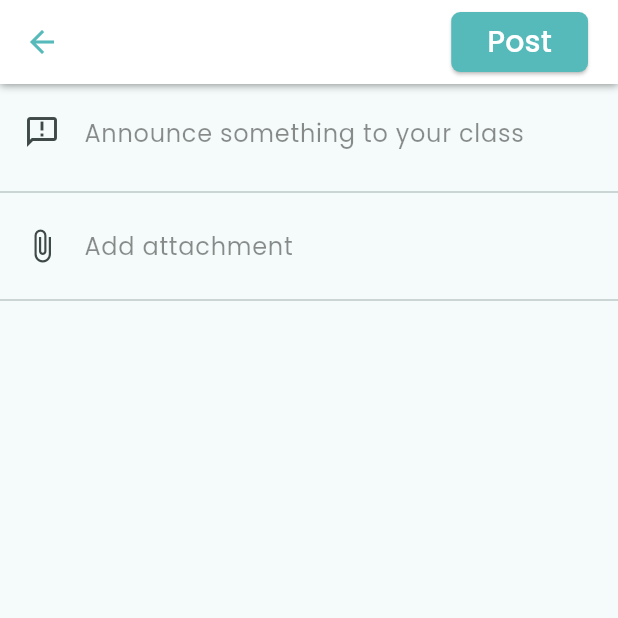
After one commit to ArunVishwakarma30/GoogleClassroomMobileUI, a Flutter app: the PostAssignmentPage screen opened directly, on a phone screen of 412 x 824 dp, the top half of it. The commit adds this screen. Run offline on Flutter 3.47's test engine with Material 3 defaults, Android fonts, the phone set to English and light mode, and no system bars; our stand-ins replace file_picker, flutter_svg, get, google_fonts, open_filex; accounts and stored records are empty; network calls fail.

Commit message:
post announcement commit

```diff
--- /dev/null
+++ b/lib/views/common/post_assignment_tile.dart
@@ -0,0 +1,21 @@
+import 'package:flutter/cupertino.dart';
+import 'package:flutter/material.dart';
+
+class PostAssignmentTile extends StatelessWidget {
+  const PostAssignmentTile({Key? key, required this.titleWidget, required this.icon}) : super(key: key);
+  final Widget titleWidget;
+  final Widget icon;
+
+  @override
+  Widget build(BuildContext context) {
+    return Column(
+      children: [
+        ListTile(
+          leading: icon,
+          title: titleWidget,
+        ),
+        Divider()
+      ],
+    );
+  }
+}
--- /dev/null
+++ b/lib/views/ui/assignmets/post_assignments_page.dart
@@ -0,0 +1,126 @@
+import 'dart:io';
+
+import 'package:file_picker/file_picker.dart';
+import 'package:flutter/material.dart';
+import 'package:hci_lms/views/common/post_assignment_tile.dart';
+import 'package:open_filex/open_filex.dart';
+import 'package:path_provider/path_provider.dart';
+
+import '../../app_constants.dart';
+import '../../common/custom_text_style.dart';
+
+class PostAssignmentPage extends StatefulWidget {
+  const PostAssignmentPage({Key? key}) : super(key: key);
+
+  @override
+  State<PostAssignmentPage> createState() => _PostAssignmentPageState();
+}
+
+class _PostAssignmentPageState extends State<PostAssignmentPage> {
+  File? attachedFile;
+
+  Future<void> openFiles(File file) async {
+    final filePath = file.path;
+    await OpenFilex.open(filePath);
+  }
+
+  @override
+  Widget build(BuildContext context) {
+    final focusScope = FocusScope.of(context);
+    return Scaffold(
+      appBar: PreferredSize(
+        preferredSize: const Size.fromHeight(kToolbarHeight),
+        child: Container(
+          decoration: const BoxDecoration(boxShadow: [
+            BoxShadow(
+                color: Colors.black45, offset: Offset(0, 0.5), blurRadius: 4.0)
+          ]),
+          child: AppBar(
+            iconTheme: IconThemeData(color: darkThemeColor),
+            actions: [
+              ElevatedButton(
+                  onPressed: () {},
+                  style: ElevatedButton.styleFrom(
+                    backgroundColor: darkThemeColor,
+                    shape: RoundedRectangleBorder(
+                        borderRadius: BorderRadius.circular(6)),
+                  ),
+                  child: Text(
+                    "Post",
+                    style: customStyle(20, Colors.white, FontWeight.w500),
+                  )),
+              const SizedBox(
+                width: 20,
+              )
+            ],
+          ),
+        ),
+      ),
+      body: GestureDetector(
+        onTap: () {
+          if (focusScope.hasFocus) {
+            focusScope.unfocus();
+          }
+        },
+        child: ListView(
+          children: [
+            PostAssignmentTile(
+                icon: const Icon(Icons.announcement_outlined),
+                titleWidget: TextField(
+                  style: customStyle(18, Colors.black, FontWeight.w400),
+                  minLines: 1,
+                  maxLines: 5,
+                  decoration: InputDecoration(
+                      contentPadding: EdgeInsets.zero,
+                      border: InputBorder.none,
+                      hintText: "Announce something to your class",
+                      hintStyle:
+                          customStyle(16, Colors.black45, FontWeight.normal)),
+                )),
+            GestureDetector(
+              onTap: () async {
+                final result = await FilePicker.platform.pickFiles();
+                if (result == null) return;
+
+                // open single file
+                final file = result.files.first;
+                File savedFile = await saveFilePermanently(file);
+                setState(() {
+                  attachedFile = savedFile;
+                });
+                print(savedFile.path.split('/').last);
+                print(savedFile.path.split('.').last);
+              },
+              child: PostAssignmentTile(
+                icon: const Icon(Icons.attach_file_outlined),
+                titleWidget: Text("Add attachment",
+                    style: customStyle(
+                      16,
+                      Colors.black45,
+                      FontWeight.normal,
+                    )),
+              ),
+            ),
+            attachedFile != null
+                ? GestureDetector(
+                    onTap: () {
+                      openFiles(attachedFile!);
+                    },
+                    child: Padding(
+                      padding: const EdgeInsets.symmetric(horizontal: 10,vertical: 20),
+                      child: Image.file(attachedFile!, fit: BoxFit.contain, width: 300, height: 300,),
+                    ))
+                : const SizedBox.shrink()
+          ],
+        ),
+      ),
+    );
+  }
+
+  Future<File> saveFilePermanently(PlatformFile file) async {
+    final appStorage = await getApplicationDocumentsDirectory();
+    final newFile = File('${appStorage.path}/${file.name}');
+
+    return File(file.path!).copy(newFile.path);
+  }
+}
--- a/lib/views/ui/bottom_navbar/people_page.dart
+++ b/lib/views/ui/bottom_navbar/people_page.dart
@@ -247,7 +247,8 @@ class _PeoplePageState extends State<PeoplePage> {
                               height: 20,
                             ),
                             Center(
-                              child: ElevatedButton(
+                              child:
+                              ElevatedButton(
                                   onPressed: () {
                                     showDialog(
                                       barrierDismissible: false,
--- a/pubspec.yaml
+++ b/pubspec.yaml
@@ -41,6 +41,9 @@ dependencies:
   shared_preferences: ^2.2.2
   provider: ^6.1.1
   flutter_svg: ^2.0.9
+  file_picker: ^6.1.1
+#  open_file: ^3.3.2
+  open_filex: ^4.3.4
 
 
 dev_dependencies:
```
Also changed, not shown: lib/views/ui/assignmets/announcement_container.dart (added, +94 -0 lines), lib/views/ui/bottom_navbar/announcements_page.dart (+11 -1 lines), lib/views/ui/bottom_navbar/nav_bar.dart (+21 -7 lines), pubspec.lock, 1 other file.
